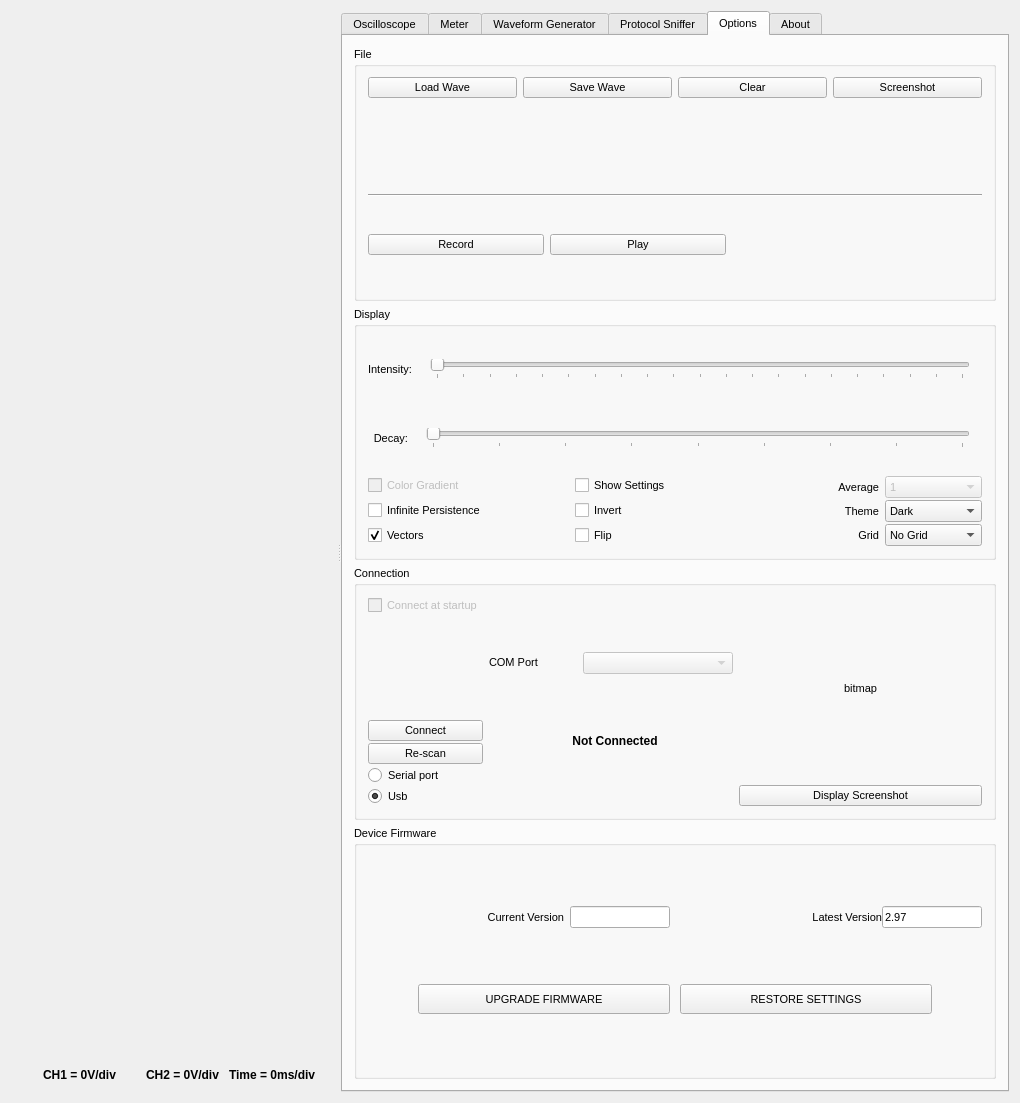
First picture: the form in xprotolabinterface.ui, repository ganzziani/xscopes-qt, before the edit.
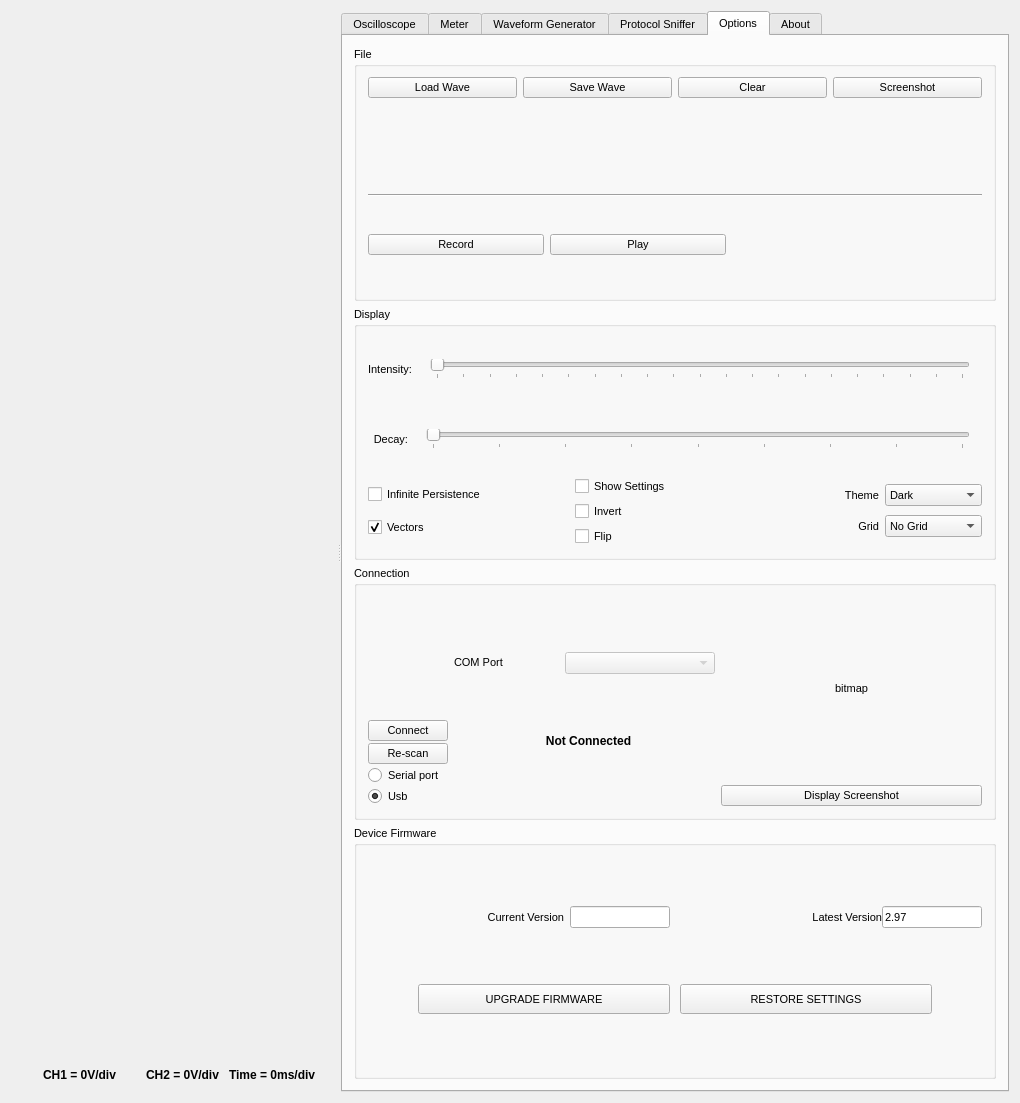
Second picture: the form after the edit. The open tabs and pages were chosen to show the change. Icons and pictures are not drawn. Custom widgets are drawn as their Qt base class.

```diff
--- a/xprotolabinterface.ui
+++ b/xprotolabinterface.ui
@@ -4049,20 +4049,6 @@
              <layout class="QHBoxLayout" name="horizontalLayout_12">
               <item>
                <layout class="QVBoxLayout" name="verticalLayout_83">
-                <item>
-                 <widget class="QCheckBox" name="checkBoxColorGradient">
-                  <property name="enabled">
-                   <bool>false</bool>
-                  </property>
-                  <property name="text">
-                   <string>Color Gradient</string>
-                  </property>
-                  <property name="icon">
-                   <iconset resource="xprotolabinterface.qrc">
-                    <normaloff>:/Bitmaps/Bitmaps/colorgradient.png</normaloff>:/Bitmaps/Bitmaps/colorgradient.png</iconset>
-                  </property>
-                 </widget>
-                </item>
                 <item>
                  <widget class="QCheckBox" name="checkBoxPersistence">
                   <property name="toolTip">
@@ -4127,76 +4113,6 @@
                 <property name="spacing">
                  <number>2</number>
                 </property>
-                <item>
-                 <layout class="QHBoxLayout" name="horizontalLayout_84">
-                  <item>
-                   <widget class="QLabel" name="labelAverage">
-                    <property name="text">
-                     <string>Average</string>
-                    </property>
-                    <property name="scaledContents">
-                     <bool>true</bool>
-                    </property>
-                    <property name="alignment">
-                     <set>Qt::AlignmentFlag::AlignRight|Qt::AlignmentFlag::AlignTrailing|Qt::AlignmentFlag::AlignVCenter</set>
-                    </property>
-                   </widget>
-                  </item>
-                  <item>
-                   <widget class="QComboBox" name="comboBoxAverage">
-                    <property name="enabled">
-                     <bool>false</bool>
-                    </property>
-                    <property name="minimumSize">
-                     <size>
-                      <width>61</width>
-                      <height>0</height>
-                     </size>
-                    </property>
-                    <item>
-                     <property name="text">
-                      <string>1</string>
-                     </property>
-                    </item>
-                    <item>
-                     <property name="text">
-                      <string>2</string>
-                     </property>
-                    </item>
-                    <item>
-                     <property name="text">
-                      <string>4</string>
-                     </property>
-                    </item>
-                    <item>
-                     <property name="text">
-                      <string>8</string>
-                     </property>
-                    </item>
-                    <item>
-                     <property name="text">
-                      <string>16</string>
-                     </property>
-                    </item>
-                    <item>
-                     <property name="text">
-                      <string>32</string>
-                     </property>
-                    </item>
-                    <item>
-                     <property name="text">
-                      <string>64</string>
-                     </property>
-                    </item>
-                    <item>
-                     <property name="text">
-                      <string>128</string>
-                     </property>
-                    </item>
-                   </widget>
-                  </item>
-                 </layout>
-                </item>
                 <item>
                  <layout class="QHBoxLayout" name="horizontalLayout_86">
                   <item>
@@ -4304,16 +4220,6 @@
               <property name="spacing">
                <number>2</number>
               </property>
-              <item>
-               <widget class="QCheckBox" name="checkBoxConnectAtStartup">
-                <property name="enabled">
-                 <bool>false</bool>
-                </property>
-                <property name="text">
-                 <string>Connect at startup</string>
-                </property>
-               </widget>
-              </item>
               <item>
                <widget class="QLabel" name="labelConnectionInfo">
                 <property name="text">
```
Left out of the diff: 36 changed lines with no effect on the pictures.
